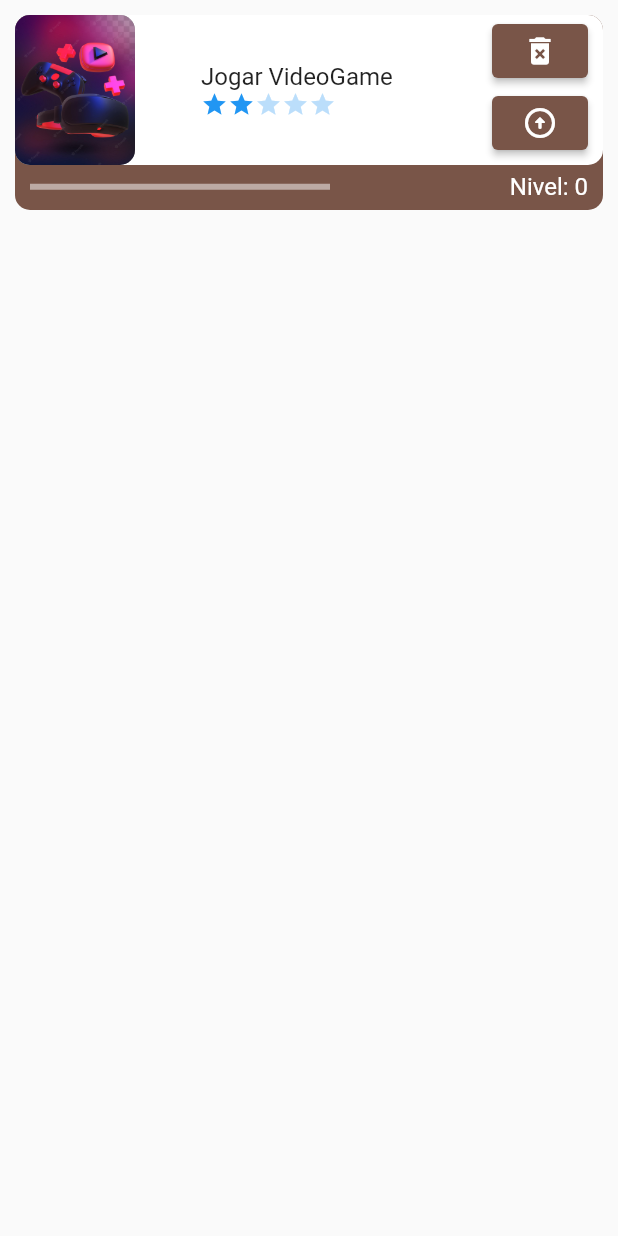
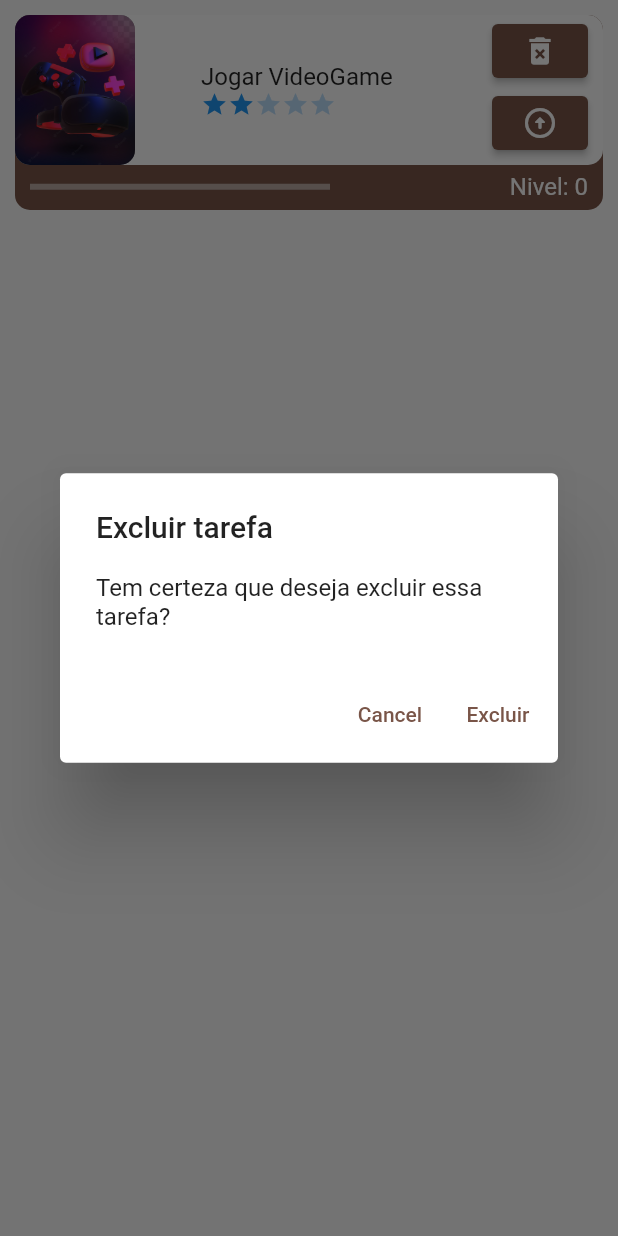
Before and after one commit to Caue-Lourenzo-Batista/projeto_tarefas, a Flutter app: the Task widget shown alone on an empty page, opened directly, after a tap on the "delete forever" icon, on a phone screen of 412 x 824 dp. Run offline on Flutter 3.47's test engine with Material 2 defaults, Android fonts, the phone set to English and light mode, and no system bars; our stand-ins replace sqflite; accounts and stored records are empty; network calls fail.

Commit message:
Alert Dialog no excluir das Tasks

```diff
--- a/lib/widgets/tasks.dart
+++ b/lib/widgets/tasks.dart
@@ -10,8 +10,7 @@ class Task extends StatefulWidget {
   int nivel = 0;
   int state = 0;
 
-  Task(this.tarefa, this.foto, this.difficulty, {Key? key})
-      : super(key: key);
+  Task(this.tarefa, this.foto, this.difficulty, {Key? key}) : super(key: key);
 
   @override
   State<Task> createState() => _TaskState();
@@ -104,12 +103,29 @@ class _TaskState extends State<Task> {
                       child: Column(
                         children: [
                           ElevatedButton(
+                            onPressed: () => showDialog<String>(
+                              context: context,
+                              builder: (BuildContext context) => AlertDialog(
+                                title: const Text('Excluir tarefa'),
+                                content: const Text('Tem certeza que deseja excluir essa tarefa?'),
+                                actions: <Widget>[
 
-                            onPressed: () {
-                              setState(() {
-                                TaskDao().delete(widget.tarefa);
-                              });
-                            },
+                                  TextButton(
+                                    onPressed: () =>
+                                        Navigator.pop(context, 'Cancel'),
+                                    child: const Text('Cancel'),
+                                  ),
+
+                                  TextButton(
+                                    onPressed: () {
+                                      Navigator.pop(context, 'Excluir');
+                                      TaskDao().delete(widget.tarefa);
+                                    },
+                                      child: const Text('Excluir'),
+                                  )
+                                ],
+                              ),
+                            ),
                             child: SizedBox(
                                 height: 25,
                                 child: Column(
@@ -119,9 +135,7 @@ class _TaskState extends State<Task> {
                                   ],
                                 )),
                           ),
-
                           ElevatedButton(
-
                             onPressed: () {
                               setState(() {
                                 if (widget.nivel < widget.difficulty * 10) {
```
